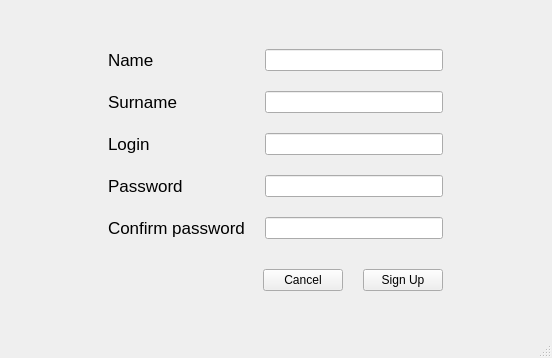
Qt form uis/registrationpage.ui (ssysek/slack) before a commit.
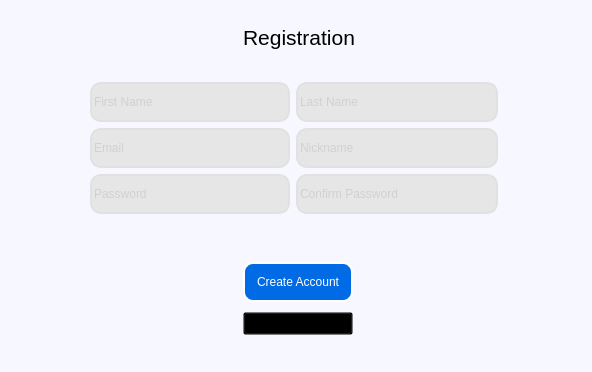
The same form after that commit.

Commit message: register/login upiekszenie + wyjatek pustego nicku/hasla

The edit to the form file:
```diff
--- a/uis/registrationpage.ui
+++ b/uis/registrationpage.ui
@@ -6,212 +6,315 @@
    <rect>
     <x>0</x>
     <y>0</y>
-    <width>552</width>
-    <height>358</height>
+    <width>592</width>
+    <height>372</height>
    </rect>
   </property>
   <property name="windowTitle">
    <string>MainWindow</string>
   </property>
+  <property name="autoFillBackground">
+   <bool>false</bool>
+  </property>
+  <property name="styleSheet">
+   <string notr="true">background-color: rgb(247, 248, 255);</string>
+  </property>
   <widget class="QWidget" name="centralwidget">
    <widget class="QWidget" name="gridLayoutWidget_2">
     <property name="geometry">
      <rect>
-      <x>30</x>
-      <y>20</y>
-      <width>491</width>
-      <height>301</height>
+      <x>90</x>
+      <y>82</y>
+      <width>408</width>
+      <height>171</height>
      </rect>
     </property>
-    <layout class="QGridLayout" name="gridLayout_2">
+    <layout class="QFormLayout" name="formLayout_2">
+     <property name="fieldGrowthPolicy">
+      <enum>QFormLayout::AllNonFixedFieldsGrow</enum>
+     </property>
+     <property name="labelAlignment">
+      <set>Qt::AlignJustify|Qt::AlignVCenter</set>
+     </property>
+     <property name="formAlignment">
+      <set>Qt::AlignJustify|Qt::AlignTop</set>
+     </property>
      <item row="0" column="1">
-      <spacer name="verticalSpacer">
-       <property name="orientation">
-        <enum>Qt::Vertical</enum>
-       </property>
-       <property name="sizeHint" stdset="0">
+      <widget class="QLineEdit" name="edit_surname">
+       <property name="minimumSize">
         <size>
-         <width>20</width>
+         <width>200</width>
          <height>40</height>
         </size>
        </property>
-      </spacer>
-     </item>
-     <item row="1" column="1">
-      <layout class="QGridLayout" name="gridLayout">
-       <property name="horizontalSpacing">
-        <number>6</number>
+       <property name="styleSheet">
+        <string notr="true">background-color:rgb(230, 230, 230);
+color:rgb(188, 188, 188);
+font: 75 8pt &quot;SansSerif&quot;;
+border-style:solid;
+border-width:2px;
+border-radius:11px;
+border-color:rgb(225, 225, 225);
+</string>
        </property>
-       <property name="verticalSpacing">
-        <number>30</number>
+       <property name="text">
+        <string/>
        </property>
-       <item row="0" column="0">
-        <layout class="QFormLayout" name="formLayout">
-         <property name="horizontalSpacing">
-          <number>20</number>
-         </property>
-         <property name="verticalSpacing">
-          <number>20</number>
-         </property>
-         <item row="2" column="0">
-          <widget class="QLabel" name="label_username">
-           <property name="font">
-            <font>
-             <pointsize>13</pointsize>
-            </font>
-           </property>
-           <property name="text">
-            <string>Login</string>
-           </property>
-          </widget>
-         </item>
-         <item row="2" column="1">
-          <widget class="QLineEdit" name="edit_login">
-           <property name="enabled">
-            <bool>true</bool>
-           </property>
-          </widget>
-         </item>
-         <item row="3" column="0">
-          <widget class="QLabel" name="label__password">
-           <property name="font">
-            <font>
-             <pointsize>13</pointsize>
-            </font>
-           </property>
-           <property name="text">
-            <string>Password</string>
-           </property>
-          </widget>
-         </item>
-         <item row="3" column="1">
-          <widget class="QLineEdit" name="edit_password">
-           <property name="echoMode">
-            <enum>QLineEdit::Password</enum>
-           </property>
-          </widget>
-         </item>
-         <item row="4" column="0">
-          <widget class="QLabel" name="label__confirm_password">
-           <property name="font">
-            <font>
-             <pointsize>13</pointsize>
-            </font>
-           </property>
-           <property name="text">
-            <string>Confirm password</string>
-           </property>
-          </widget>
-         </item>
-         <item row="4" column="1">
-          <widget class="QLineEdit" name="label_confirm_password">
-           <property name="echoMode">
-            <enum>QLineEdit::Password</enum>
-           </property>
-          </widget>
-         </item>
-         <item row="1" column="1">
-          <widget class="QLineEdit" name="edit_surname"/>
-         </item>
-         <item row="1" column="0">
-          <widget class="QLabel" name="label_surname">
-           <property name="font">
-            <font>
-             <pointsize>13</pointsize>
-            </font>
-           </property>
-           <property name="text">
-            <string>Surname</string>
-           </property>
-          </widget>
-         </item>
-         <item row="0" column="0">
-          <widget class="QLabel" name="label_name">
-           <property name="font">
-            <font>
-             <pointsize>13</pointsize>
-            </font>
-           </property>
-           <property name="text">
-            <string>Name</string>
-           </property>
-          </widget>
-         </item>
-         <item row="0" column="1">
-          <widget class="QLineEdit" name="edit_name"/>
-         </item>
-        </layout>
-       </item>
-       <item row="1" column="0">
-        <layout class="QHBoxLayout" name="horizontalLayout_3">
-         <property name="spacing">
-          <number>20</number>
-         </property>
-         <property name="leftMargin">
-          <number>155</number>
-         </property>
-         <property name="rightMargin">
-          <number>0</number>
-         </property>
-         <item>
-          <widget class="QPushButton" name="button_cancel">
-           <property name="text">
-            <string>Cancel</string>
-           </property>
-          </widget>
-         </item>
-         <item>
-          <widget class="QPushButton" name="button_sign_up">
-           <property name="text">
-            <string>Sign Up</string>
-           </property>
-          </widget>
-         </item>
-        </layout>
-       </item>
-      </layout>
-     </item>
-     <item row="1" column="2">
-      <spacer name="horizontalSpacer_3">
-       <property name="orientation">
-        <enum>Qt::Horizontal</enum>
+       <property name="cursorPosition">
+        <number>0</number>
        </property>
-       <property name="sizeHint" stdset="0">
-        <size>
-         <width>40</width>
-         <height>20</height>
-        </size>
+       <property name="placeholderText">
+        <string>Last Name</string>
        </property>
-      </spacer>
+      </widget>
      </item>
      <item row="1" column="0">
-      <spacer name="horizontalSpacer_5">
-       <property name="orientation">
-        <enum>Qt::Horizontal</enum>
+      <widget class="QLineEdit" name="edit_email">
+       <property name="minimumSize">
+        <size>
+         <width>200</width>
+         <height>40</height>
+        </size>
        </property>
-       <property name="sizeHint" stdset="0">
+       <property name="styleSheet">
+        <string notr="true">background-color:rgb(230, 230, 230);
+color:rgb(188, 188, 188);
+font: 75 8pt &quot;SansSerif&quot;;
+border-style:solid;
+border-width:2px;
+border-radius:11px;
+border-color:rgb(225, 225, 225);</string>
+       </property>
+       <property name="text">
+        <string/>
+       </property>
+       <property name="placeholderText">
+        <string>Email</string>
+       </property>
+      </widget>
+     </item>
+     <item row="1" column="1">
+      <widget class="QLineEdit" name="edit_login">
+       <property name="minimumSize">
         <size>
-         <width>40</width>
-         <height>20</height>
+         <width>200</width>
+         <height>40</height>
         </size>
        </property>
-      </spacer>
+       <property name="styleSheet">
+        <string notr="true">background-color:rgb(230, 230, 230);
+color:rgb(188, 188, 188);
+font: 75 8pt &quot;SansSerif&quot;;
+border-style:solid;
+border-width:2px;
+border-radius:11px;
+border-color:rgb(225, 225, 225);</string>
+       </property>
+       <property name="text">
+        <string/>
+       </property>
+       <property name="placeholderText">
+        <string>Nickname</string>
+       </property>
+      </widget>
+     </item>
+     <item row="2" column="0">
+      <widget class="QLineEdit" name="edit_password">
+       <property name="minimumSize">
+        <size>
+         <width>200</width>
+         <height>40</height>
+        </size>
+       </property>
+       <property name="styleSheet">
+        <string notr="true">background-color:rgb(230, 230, 230);
+color:rgb(188, 188, 188);
+font: 75 8pt &quot;SansSerif&quot;;
+border-style:solid;
+border-width:2px;
+border-radius:11px;
+border-color:rgb(225, 225, 225);</string>
+       </property>
+       <property name="text">
+        <string/>
+       </property>
+       <property name="echoMode">
+        <enum>QLineEdit::Password</enum>
+       </property>
+       <property name="placeholderText">
+        <string>Password</string>
+       </property>
+      </widget>
      </item>
      <item row="2" column="1">
-      <spacer name="verticalSpacer_2">
-       <property name="orientation">
-        <enum>Qt::Vertical</enum>
+      <widget class="QLineEdit" name="edit_confirm_password">
+       <property name="minimumSize">
+        <size>
+         <width>200</width>
+         <height>40</height>
+        </size>
        </property>
-       <property name="sizeHint" stdset="0">
+       <property name="styleSheet">
+        <string notr="true">background-color:rgb(230, 230, 230);
+color:rgb(188, 188, 188);
+font: 75 8pt &quot;SansSerif&quot;;
+border-style:solid;
+border-width:2px;
+border-radius:11px;
+border-color:rgb(225, 225, 225);</string>
+       </property>
+       <property name="text">
+        <string/>
+       </property>
+       <property name="echoMode">
+        <enum>QLineEdit::Password</enum>
+       </property>
+       <property name="placeholderText">
+        <string>Confirm Password</string>
+       </property>
+      </widget>
+     </item>
+     <item row="0" column="0">
+      <widget class="QLineEdit" name="edit_name">
+       <property name="minimumSize">
         <size>
-         <width>20</width>
+         <width>200</width>
          <height>40</height>
         </size>
        </property>
-      </spacer>
+       <property name="styleSheet">
+        <string notr="true">background-color:rgb(230, 230, 230);
+color:rgb(188, 188, 188);
+font: 75 8pt &quot;SansSerif&quot;;
+border-style:solid;
+border-width:2px;
+border-radius:11px;
+border-color:rgb(225, 225, 225);</string>
+       </property>
+       <property name="text">
+        <string/>
+       </property>
+       <property name="alignment">
+        <set>Qt::AlignLeading|Qt::AlignLeft|Qt::AlignVCenter</set>
+       </property>
+       <property name="placeholderText">
+        <string>First Name</string>
+       </property>
+      </widget>
+     </item>
+     <item row="3" column="1">
+      <widget class="QLabel" name="label_password_error">
+       <property name="font">
+        <font>
+         <family>Sans Serif</family>
+         <pointsize>8</pointsize>
+         <weight>50</weight>
+         <italic>false</italic>
+         <bold>false</bold>
+        </font>
+       </property>
+       <property name="styleSheet">
+        <string notr="true">font: 8pt &quot;Sans Serif&quot;;
+color: rgb(255, 47, 57);</string>
+       </property>
+       <property name="text">
+        <string/>
+       </property>
+      </widget>
      </item>
     </layout>
    </widget>
+   <widget class="QPushButton" name="button_sign_up">
+    <property name="geometry">
+     <rect>
+      <x>243</x>
+      <y>262</y>
+      <width>110</width>
+      <height>40</height>
+     </rect>
+    </property>
+    <property name="styleSheet">
+     <string notr="true">background-color:rgb(1, 107, 229);
+color:white;
+font: 75 10pt &quot;SansSerif&quot;;
+border-style:outset;
+border-width:2px;
+border-radius:10px;
+border-color:white;</string>
+    </property>
+    <property name="text">
+     <string>Create Account</string>
+    </property>
+   </widget>
+   <widget class="QPushButton" name="button_cancel">
+    <property name="geometry">
+     <rect>
+      <x>243</x>
+      <y>312</y>
+      <width>110</width>
+      <height>23</height>
+     </rect>
+    </property>
+    <property name="styleSheet">
+     <string notr="true">background: transparent;
+font: 75 8pt &quot;SansSerif&quot;;</string>
+    </property>
+    <property name="text">
+     <string>Cancel</string>
+    </property>
+   </widget>
+   <widget class="QLabel" name="label_registration">
+    <property name="geometry">
+     <rect>
+      <x>243</x>
+      <y>22</y>
+      <width>115</width>
+      <height>30</height>
+     </rect>
+    </property>
+    <property name="font">
+     <font>
+      <family>SansSerif</family>
+      <pointsize>16</pointsize>
+      <weight>9</weight>
+      <italic>false</italic>
+      <bold>false</bold>
+     </font>
+    </property>
+    <property name="styleSheet">
+     <string notr="true">font: 75 16pt &quot;SansSerif&quot;;</string>
+    </property>
+    <property name="text">
+     <string>Registration</string>
+    </property>
+   </widget>
+   <widget class="QLabel" name="label_nickname_error">
+    <property name="geometry">
+     <rect>
+      <x>505</x>
+      <y>140</y>
+      <width>71</width>
+      <height>20</height>
+     </rect>
+    </property>
+    <property name="font">
+     <font>
+      <family>Sans Serif</family>
+      <pointsize>8</pointsize>
+      <weight>50</weight>
+      <italic>false</italic>
+      <bold>false</bold>
+     </font>
+    </property>
+    <property name="styleSheet">
+     <string notr="true">font: 8pt &quot;Sans Serif&quot;;
+color: rgb(255, 47, 57);
+</string>
+    </property>
+    <property name="text">
+     <string/>
+    </property>
+   </widget>
   </widget>
   <widget class="QMenuBar" name="menubar">
    <property name="geometry">
```
Left out of the diff: 4 changed lines with no effect on the pictures. The commit also changes 5 other files.
